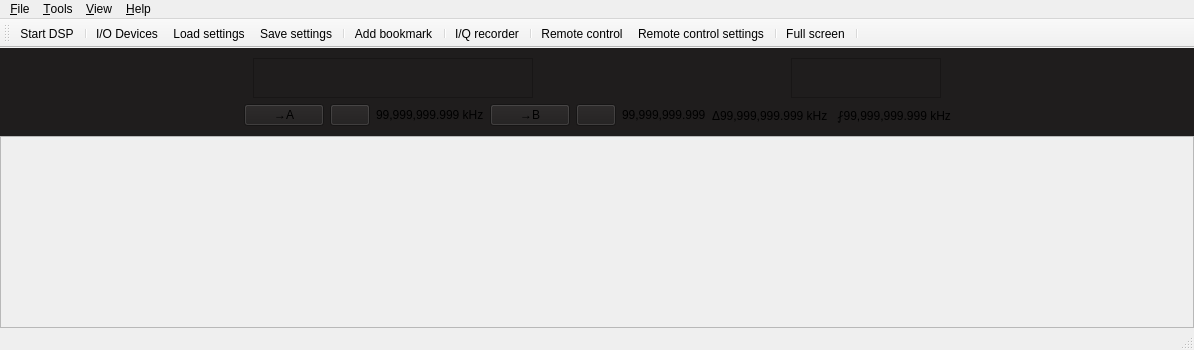
This is src/applications/gqrx/mainwindow.ui in gqrx-sdr/gqrx as Qt 5 draws it before an edit. The edited form follows.
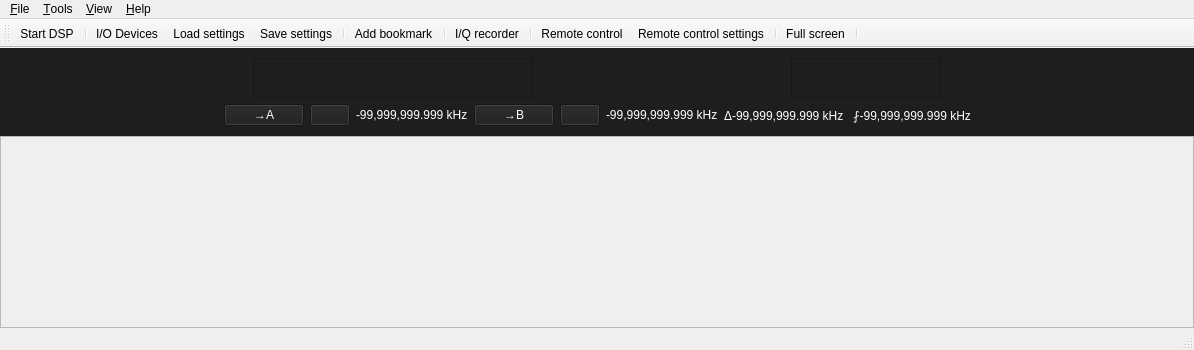
This is the edited form. Icons and pictures are not drawn. Custom widgets are drawn as their Qt base class.

Commit message: Adjust font color and static width for marker text

What changed in the file:
```diff
--- a/src/applications/gqrx/mainwindow.ui
+++ b/src/applications/gqrx/mainwindow.ui
@@ -191,6 +191,9 @@
              <property name="focusPolicy">
               <enum>Qt::NoFocus</enum>
              </property>
+             <property name="styleSheet">
+              <string notr="true">color:rgb(255, 255, 255)</string>
+             </property>
              <property name="text">
               <string>→A</string>
              </property>
@@ -201,6 +204,9 @@
              <property name="focusPolicy">
               <enum>Qt::NoFocus</enum>
              </property>
+             <property name="styleSheet">
+              <string notr="true"/>
+             </property>
              <property name="text">
               <string/>
              </property>
@@ -218,8 +224,11 @@
                <verstretch>0</verstretch>
               </sizepolicy>
              </property>
+             <property name="styleSheet">
+              <string notr="true">color:rgb(255, 255, 255)</string>
+             </property>
              <property name="text">
-              <string>99,999,999.999 kHz</string>
+              <string>-99,999,999.999 kHz</string>
              </property>
             </widget>
            </item>
@@ -228,6 +237,9 @@
              <property name="focusPolicy">
               <enum>Qt::NoFocus</enum>
              </property>
+             <property name="styleSheet">
+              <string notr="true">color:rgb(255, 255, 255)</string>
+             </property>
              <property name="text">
               <string>→B</string>
              </property>
@@ -255,8 +267,11 @@
                <verstretch>0</verstretch>
               </sizepolicy>
              </property>
+             <property name="styleSheet">
+              <string notr="true">color:rgb(255, 255, 255)</string>
+             </property>
              <property name="text">
-              <string>99,999,999.999</string>
+              <string>-99,999,999.999 kHz</string>
              </property>
             </widget>
            </item>
@@ -268,8 +283,11 @@
                <verstretch>0</verstretch>
               </sizepolicy>
              </property>
+             <property name="styleSheet">
+              <string notr="true">color:rgb(255, 255, 255)</string>
+             </property>
              <property name="text">
-              <string>Δ99,999,999.999 kHz   ⨏99,999,999.999 kHz</string>
+              <string>Δ-99,999,999.999 kHz   ⨏-99,999,999.999 kHz</string>
              </property>
             </widget>
            </item>
```
